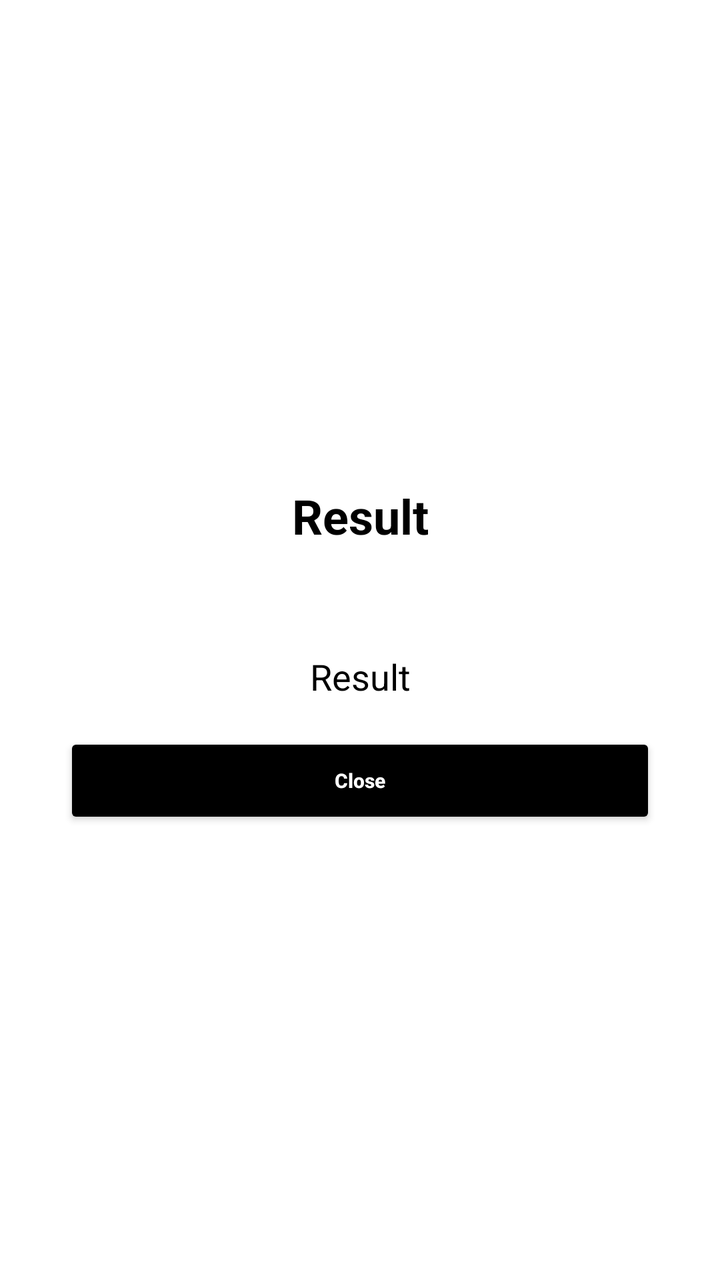
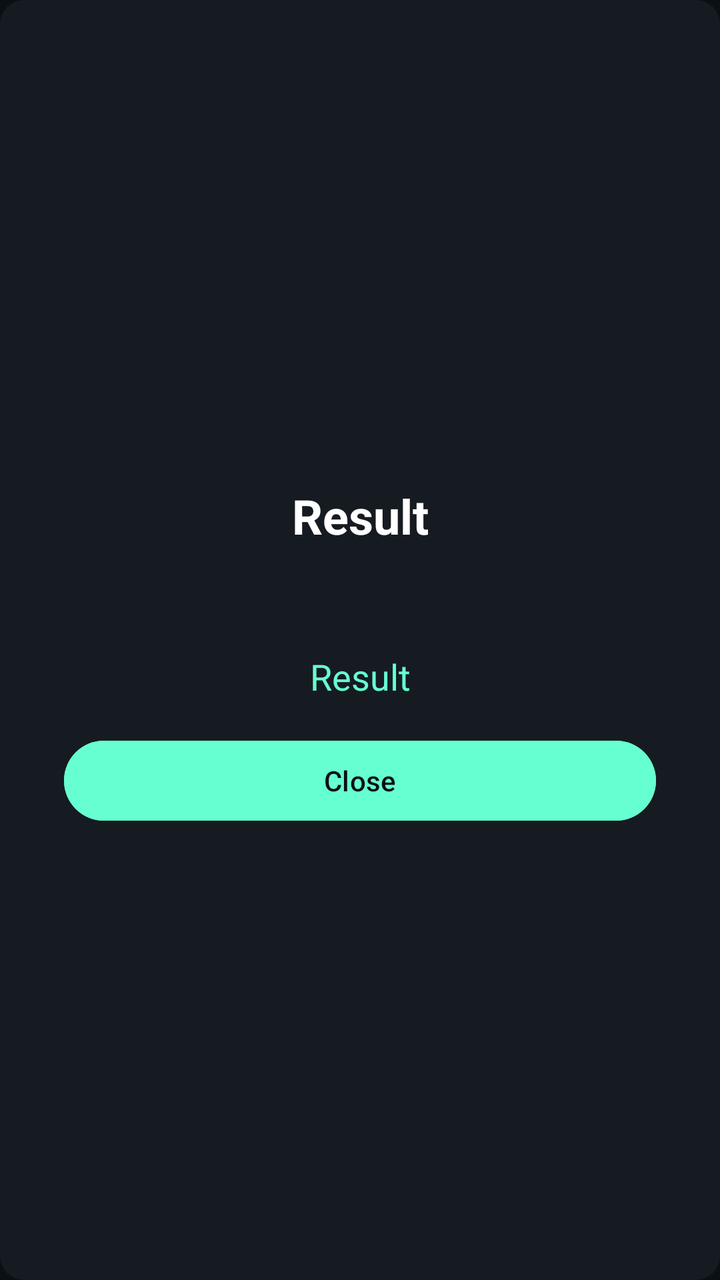

Before-and-after screenshots of an Android layout around one commit, followed by the original layout XML and the change that was made.
<!-- AndroidManifest.xml: application theme Theme.EyePdCalculator -->
<!-- res/layout/dialog_pd_result_layout.xml -->
<?xml version="1.0" encoding="utf-8"?>
<LinearLayout xmlns:android="http://schemas.android.com/apk/res/android"
    xmlns:app="http://schemas.android.com/apk/res-auto"
    android:background="@drawable/textview_background"
    android:layout_width="match_parent"
    android:layout_height="match_parent"
    android:gravity="center"
    android:padding="16dp"
    android:orientation="vertical">

    <TextView
        android:id="@+id/guideLineText"
        android:layout_width="match_parent"
        android:layout_height="wrap_content"
        android:text="@string/result_dialog_title"
        android:padding="16dp"
        android:gravity="center_horizontal|center_vertical"
        android:textColor="@color/black"
        android:textSize="24sp"
        android:textStyle="bold" />

    <TextView
        android:id="@+id/resultTv"
        android:layout_width="match_parent"
        android:layout_height="wrap_content"
        android:text="@string/result_dialog_title"
        android:padding="16dp"
        android:gravity="center_horizontal|center_vertical"
        android:textColor="@color/black"
        android:textSize="18sp"
        android:layout_marginTop="20dp" />

    <Button
        android:id="@+id/btnClose"
        android:layout_width="match_parent"
        android:layout_height="wrap_content"
        android:layout_marginStart="16dp"
        android:layout_marginEnd="16dp"
        android:text="@string/close"
        style="@style/cancelButton"
        app:layout_constraintBottom_toBottomOf="parent"/>

</LinearLayout>
<!-- resources referenced by this layout -->
<resources>
  <color name="black">#FF000000</color>
  <!-- drawable textview_background (drawable) -->
  <?xml version="1.0" encoding="utf-8"?>
  <shape xmlns:android="http://schemas.android.com/apk/res/android"
      android:shape="rectangle" android:padding="16dp">
  
      <solid
          android:color="@color/white"/>
  
      <corners
          android:bottomLeftRadius="20dp"
          android:bottomRightRadius="20dp"
          android:topLeftRadius="20dp"
          android:topRightRadius="20dp"/>
  
  </shape>
  <string name="close">Close</string>
  <string name="result_dialog_title">Result</string>
  <style name="cancelButton" parent="Widget.AppCompat.Button">
          <item name="textAllCaps">false</item>
          <item name="android:textSize">10sp</item>
          <item name="android:padding">8dp</item>
          <item name="android:textColor">@color/white</item>
          <item name="android:textStyle">bold</item>
          <item name="backgroundTint">@color/black</item>
      </style>
  <style name="Theme.EyePdCalculator" parent="Theme.MaterialComponents.DayNight.DarkActionBar">
          
          <item name="colorPrimary">@color/purple_500</item>
          <item name="colorPrimaryVariant">@color/purple_700</item>
          <item name="colorOnPrimary">@color/white</item>
          
          <item name="colorSecondary">@color/teal_200</item>
          <item name="colorSecondaryVariant">@color/teal_700</item>
          <item name="colorOnSecondary">@color/black</item>
          <item name="android:windowDisablePreview">true</item>
          
          <item name="android:statusBarColor" tools:targetApi="l">?attr/colorPrimaryVariant</item>
          
      </style>
  <color name="white">#FFFFFFFF</color>
  <color name="purple_500">#FF6200EE</color>
  <color name="purple_700">#FF3700B3</color>
  <color name="teal_200">#FF03DAC5</color>
  <color name="teal_700">#FF018786</color>
</resources>

<!-- the commit's change to res/layout/dialog_pd_result_layout.xml (unified diff, before → after) -->
@@ -15,7 +15,7 @@
         android:text="@string/result_dialog_title"
         android:padding="16dp"
         android:gravity="center_horizontal|center_vertical"
-        android:textColor="@color/black"
+        android:textColor="@color/text_primary"
         android:textSize="24sp"
         android:textStyle="bold" />
 
@@ -26,7 +26,7 @@
         android:text="@string/result_dialog_title"
         android:padding="16dp"
         android:gravity="center_horizontal|center_vertical"
-        android:textColor="@color/black"
+        android:textColor="@color/mint"
         android:textSize="18sp"
         android:layout_marginTop="20dp" />
 
@@ -37,7 +37,9 @@
         android:layout_marginStart="16dp"
         android:layout_marginEnd="16dp"
         android:text="@string/close"
-        style="@style/cancelButton"
+        android:textAllCaps="false"
+        android:textColor="@color/on_mint"
+        android:backgroundTint="@color/mint"
         app:layout_constraintBottom_toBottomOf="parent"/>
 
 </LinearLayout>
<!-- resource entries referenced after the edit -->
@@ -1,49 +1,35 @@
 <!-- resources referenced by this layout -->
 <resources>
-  <color name="black">#FF000000</color>
+  <color name="mint">#FF66FFD1</color>
+  <color name="on_mint">#FF0B1014</color>
+  <color name="text_primary">#FFFFFFFF</color>
   <!-- drawable textview_background (drawable) -->
   <?xml version="1.0" encoding="utf-8"?>
   <shape xmlns:android="http://schemas.android.com/apk/res/android"
-      android:shape="rectangle" android:padding="16dp">
-  
-      <solid
-          android:color="@color/white"/>
-  
-      <corners
-          android:bottomLeftRadius="20dp"
-          android:bottomRightRadius="20dp"
-          android:topLeftRadius="20dp"
-          android:topRightRadius="20dp"/>
-  
+      android:shape="rectangle"
+      android:padding="16dp">
+      <solid android:color="@color/surface" />
+      <corners android:radius="12dp" />
   </shape>
   <string name="close">Close</string>
   <string name="result_dialog_title">Result</string>
-  <style name="cancelButton" parent="Widget.AppCompat.Button">
-          <item name="textAllCaps">false</item>
-          <item name="android:textSize">10sp</item>
-          <item name="android:padding">8dp</item>
-          <item name="android:textColor">@color/white</item>
-          <item name="android:textStyle">bold</item>
-          <item name="backgroundTint">@color/black</item>
+  <style name="Theme.EyePdCalculator" parent="Theme.Material3.Dark.NoActionBar">
+          <item name="colorPrimary">@color/mint</item>
+          <item name="colorOnPrimary">@color/on_mint</item>
+          <item name="colorSecondary">@color/amber</item>
+          <item name="colorOnSecondary">@color/on_mint</item>
+          <item name="android:colorBackground">@color/background</item>
+          <item name="colorSurface">@color/surface</item>
+          <item name="colorOnSurface">@color/text_primary</item>
+          <item name="android:statusBarColor">@color/background</item>
+          <item name="android:navigationBarColor">@color/background</item>
+          <item name="android:windowBackground">@color/background</item>
+          <item name="android:windowLightStatusBar">false</item>
+          <item name="android:windowDisablePreview">true</item>
+          <item name="android:windowOptOutEdgeToEdgeEnforcement" tools:targetApi="35">true</item>
       </style>
-  <style name="Theme.EyePdCalculator" parent="Theme.MaterialComponents.DayNight.DarkActionBar">
-          
-          <item name="colorPrimary">@color/purple_500</item>
-          <item name="colorPrimaryVariant">@color/purple_700</item>
-          <item name="colorOnPrimary">@color/white</item>
-          
-          <item name="colorSecondary">@color/teal_200</item>
-          <item name="colorSecondaryVariant">@color/teal_700</item>
-          <item name="colorOnSecondary">@color/black</item>
-          <item name="android:windowDisablePreview">true</item>
-          
-          <item name="android:statusBarColor" tools:targetApi="l">?attr/colorPrimaryVariant</item>
-          
-      </style>
-  <color name="white">#FFFFFFFF</color>
-  <color name="purple_500">#FF6200EE</color>
-  <color name="purple_700">#FF3700B3</color>
-  <color name="teal_200">#FF03DAC5</color>
-  <color name="teal_700">#FF018786</color>
+  <color name="surface">#FF161B21</color>
+  <color name="amber">#FFF9A825</color>
+  <color name="background">#FF0B1014</color>
 </resources>
 
